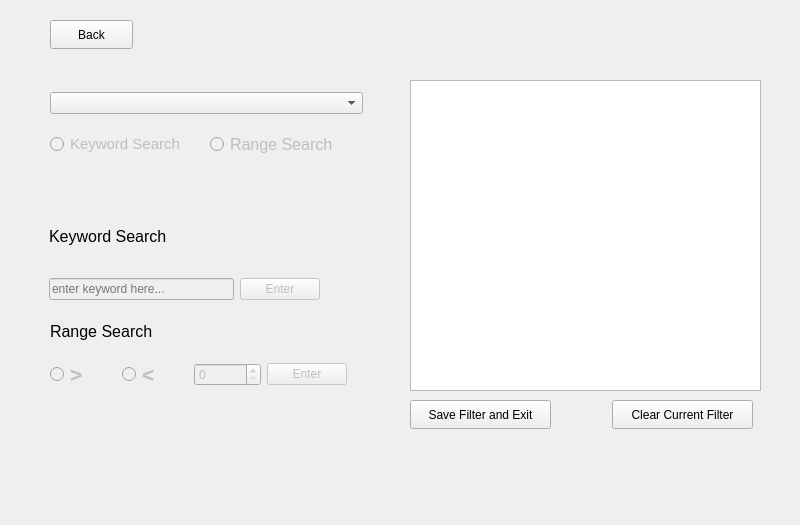
Qt form mainwindow.ui (joeyCampbelll/FGCProjectQt) before a commit.
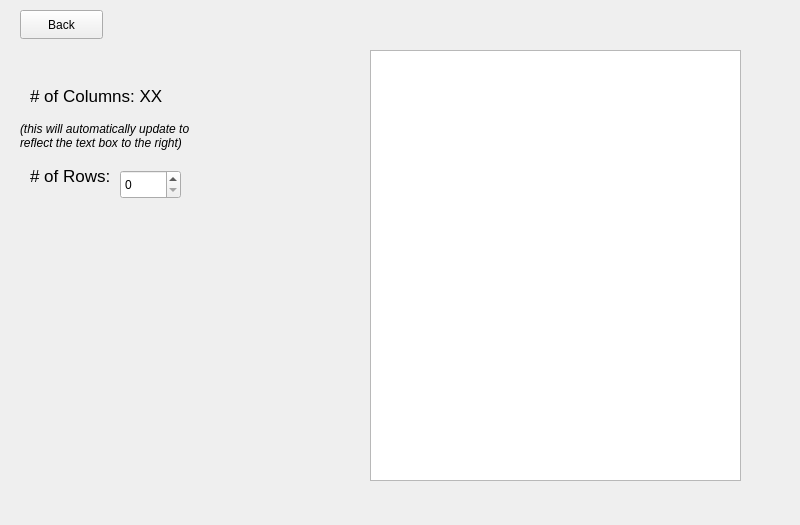
The same form after that commit.

```diff
--- a/mainwindow.ui
+++ b/mainwindow.ui
@@ -157,6 +157,107 @@
       </property>
      </widget>
     </widget>
+    <widget class="QWidget" name="EditSpreadsheet">
+     <widget class="QPlainTextEdit" name="textEdit_ColEdit">
+      <property name="geometry">
+       <rect>
+        <x>370</x>
+        <y>50</y>
+        <width>371</width>
+        <height>431</height>
+       </rect>
+      </property>
+     </widget>
+     <widget class="QPushButton" name="pushButton_BackFromEditSpreadsheet">
+      <property name="geometry">
+       <rect>
+        <x>20</x>
+        <y>10</y>
+        <width>83</width>
+        <height>29</height>
+       </rect>
+      </property>
+      <property name="text">
+       <string>Back</string>
+      </property>
+     </widget>
+     <widget class="QLabel" name="label_NumOfCols">
+      <property name="geometry">
+       <rect>
+        <x>30</x>
+        <y>70</y>
+        <width>141</width>
+        <height>51</height>
+       </rect>
+      </property>
+      <property name="font">
+       <font>
+        <pointsize>13</pointsize>
+       </font>
+      </property>
+      <property name="text">
+       <string># of Columns: XX</string>
+      </property>
+     </widget>
+     <widget class="QLabel" name="label_ColNote">
+      <property name="geometry">
+       <rect>
+        <x>20</x>
+        <y>110</y>
+        <width>181</width>
+        <height>51</height>
+       </rect>
+      </property>
+      <property name="font">
+       <font>
+        <pointsize>9</pointsize>
+        <italic>true</italic>
+       </font>
+      </property>
+      <property name="text">
+       <string>(this will automatically update to reflect the text box to the right)</string>
+      </property>
+      <property name="wordWrap">
+       <bool>true</bool>
+      </property>
+     </widget>
+     <widget class="QLabel" name="label_NumOfRows">
+      <property name="geometry">
+       <rect>
+        <x>30</x>
+        <y>150</y>
+        <width>91</width>
+        <height>51</height>
+       </rect>
+      </property>
+      <property name="font">
+       <font>
+        <pointsize>13</pointsize>
+       </font>
+      </property>
+      <property name="text">
+       <string># of Rows:</string>
+      </property>
+     </widget>
+     <widget class="QSpinBox" name="spinBox_NumOfRows">
+      <property name="geometry">
+       <rect>
+        <x>120</x>
+        <y>170</y>
+        <width>61</width>
+        <height>29</height>
+       </rect>
+      </property>
+      <property name="font">
+       <font>
+        <pointsize>9</pointsize>
+       </font>
+      </property>
+      <property name="maximum">
+       <number>99999999</number>
+      </property>
+     </widget>
+    </widget>
     <widget class="QWidget" name="CreateFilters">
      <widget class="QWidget" name="verticalLayoutWidget_2">
       <property name="geometry">
```
